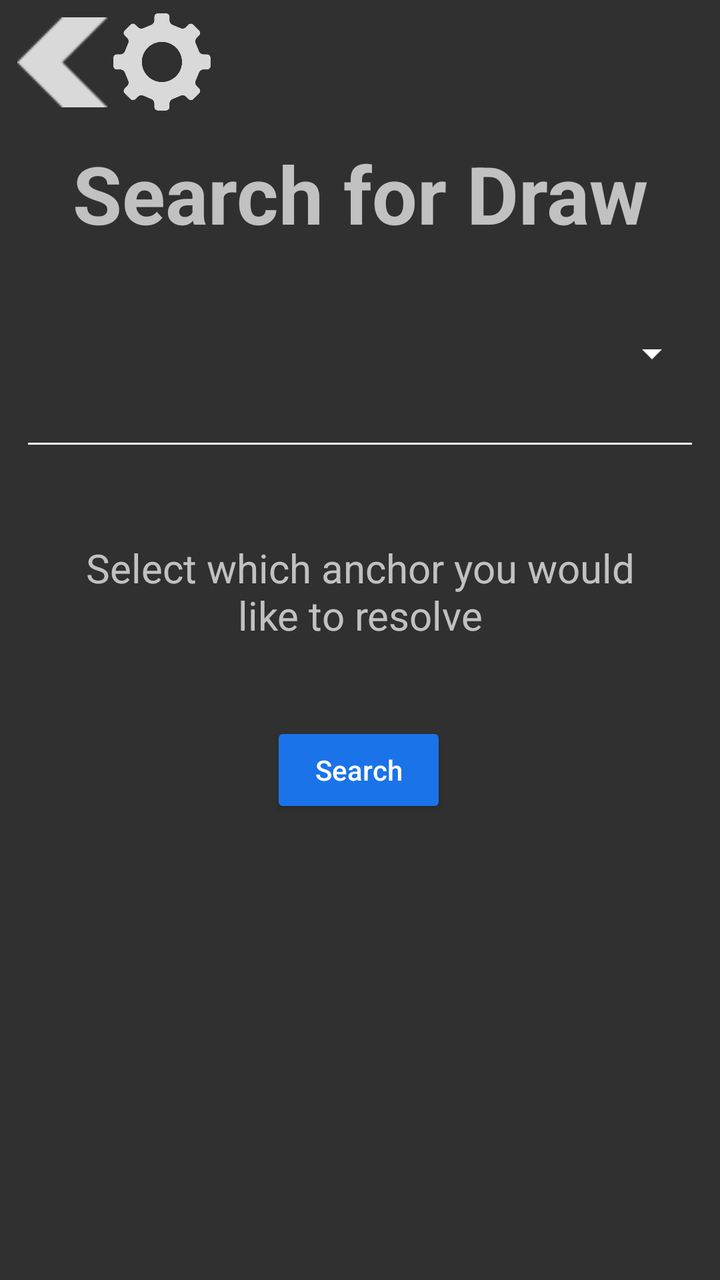
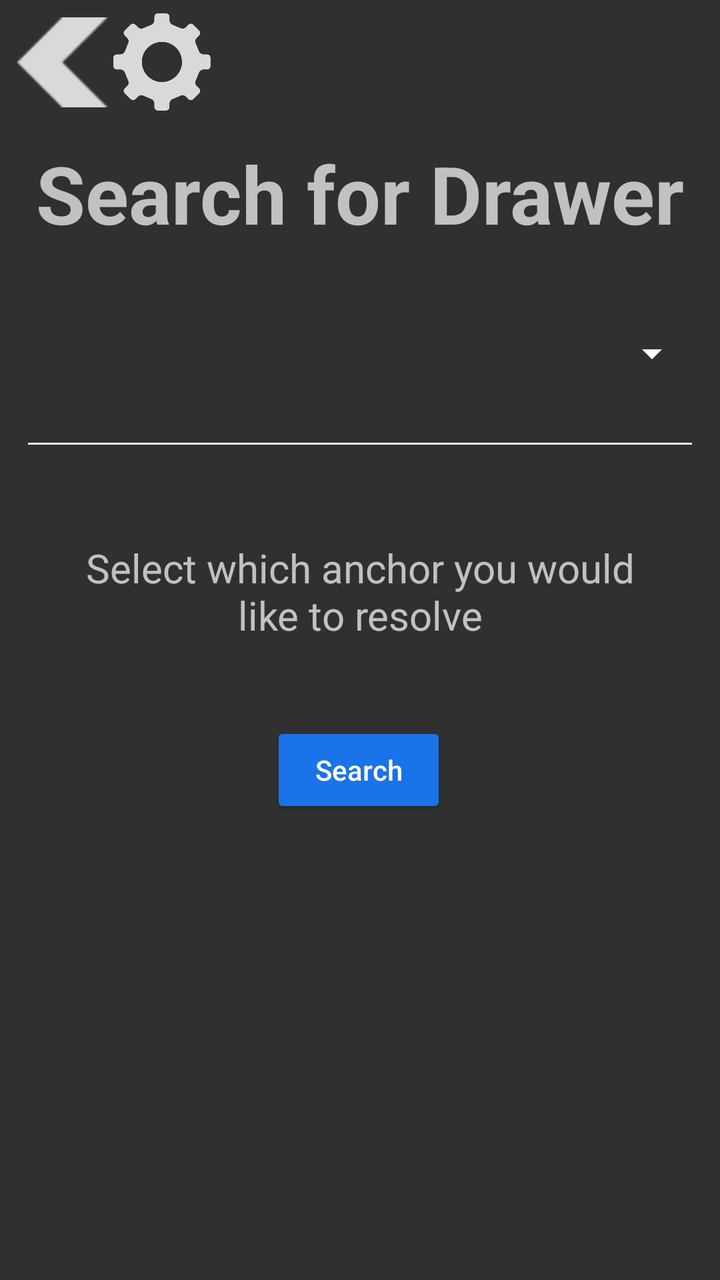

Two renders of the same Android screen: before a commit and after it. Below are the layout's source before the change and the commit's diff.
<!-- AndroidManifest.xml: activity theme Theme.AppCompat.NoActionBar -->
<!-- res/layout/activity_resolve_lobby.xml -->
<androidx.constraintlayout.widget.ConstraintLayout xmlns:android="http://schemas.android.com/apk/res/android"
    xmlns:app="http://schemas.android.com/apk/res-auto"
    xmlns:card_view="http://schemas.android.com/tools"
    xmlns:tools="http://schemas.android.com/tools"
    android:layout_width="match_parent"
    android:layout_height="match_parent"
    tools:context="com.google.ar.core.examples.java.persistentcloudanchor.SelectActivity">

    <ImageButton
        android:id="@+id/selectReturnIB"
        android:layout_width="50dp"
        android:layout_height="50dp"
        android:layout_marginStart="6dp"
        android:layout_marginTop="6dp"
        android:background="@android:color/transparent"
        android:padding="10dp"
        app:layout_constraintStart_toStartOf="parent"
        app:layout_constraintTop_toTopOf="parent"
        app:srcCompat="@drawable/arrow" />

    <ImageView
        android:id="@+id/selectSettingsIV"
        android:layout_width="50dp"
        android:layout_height="50dp"
        android:layout_marginTop="6dp"
        app:layout_constraintStart_toEndOf="@+id/selectReturnIB"
        app:layout_constraintTop_toTopOf="parent"
        app:srcCompat="@drawable/settings" />


    <TextView
        android:id="@+id/selectResolveTitleTV"
        android:layout_width="wrap_content"
        android:layout_height="wrap_content"
        android:paddingTop="70dp"
        android:text="@string/view_title_text"
        android:textSize="40sp"
        android:textStyle="bold"
        android:visibility="visible"
        app:layout_constraintLeft_toLeftOf="parent"
        app:layout_constraintRight_toRightOf="parent"
        app:layout_constraintTop_toTopOf="parent" />

    <TextView
        android:id="@+id/selectResolveDescriptionTV"
        android:layout_width="wrap_content"
        android:layout_height="wrap_content"
        android:gravity="center"
        android:padding="40dp"
        android:text="Select which anchor you would like to resolve"
        android:textSize="20sp"
        android:visibility="visible"
        app:layout_constraintEnd_toEndOf="parent"
        app:layout_constraintHorizontal_bias="1.0"
        app:layout_constraintStart_toStartOf="parent"
        app:layout_constraintTop_toBottomOf="@+id/select_anchors_spinner" />

    <Button
        android:id="@+id/selectBeginViewingB"
        android:layout_width="wrap_content"
        android:layout_height="wrap_content"
        android:text="@string/begin_Viewing_button_text"
        android:theme="@style/AppButtonTheme"
        android:visibility="visible"
        app:layout_constraintEnd_toEndOf="parent"
        app:layout_constraintHorizontal_bias="0.498"
        app:layout_constraintStart_toStartOf="parent"
        app:layout_constraintTop_toBottomOf="@+id/selectResolveDescriptionTV" />

    <Spinner
        android:id="@+id/select_anchors_spinner"
        style="@style/Widget.AppCompat.Spinner.Underlined"
        android:layout_width="340dp"
        android:layout_height="107dp"
        android:backgroundTint="@color/white"
        android:spinnerMode="dialog"
        app:layout_constraintEnd_toEndOf="parent"
        app:layout_constraintStart_toStartOf="parent"
        app:layout_constraintTop_toBottomOf="@+id/selectResolveTitleTV" />


</androidx.constraintlayout.widget.ConstraintLayout>
<!-- resources referenced by this layout -->
<resources>
  <color name="white">#FFFFFFFF</color>
  <!-- drawable arrow: png bitmap (drawable, 971 bytes) -->
  <!-- drawable settings: png bitmap (drawable, 39164 bytes) -->
  <string name="begin_Viewing_button_text">Search</string>
  <string name="view_title_text">Search for Draw</string>
  <style name="AppButtonTheme" parent="Widget.AppCompat.Button.Colored">
      <item name="colorButtonNormal">#1A73E8</item>
      <item name="android:textAllCaps">false</item>
    </style>
</resources>

<!-- the commit's change to res/layout/activity_resolve_lobby.xml (unified diff, before → after) -->
@@ -33,7 +33,7 @@
         android:layout_width="wrap_content"
         android:layout_height="wrap_content"
         android:paddingTop="70dp"
-        android:text="@string/view_title_text"
+        android:text="@string/resolve_lobby_title"
         android:textSize="40sp"
         android:textStyle="bold"
         android:visibility="visible"
@@ -47,7 +47,7 @@
         android:layout_height="wrap_content"
         android:gravity="center"
         android:padding="40dp"
-        android:text="Select which anchor you would like to resolve"
+        android:text="@string/resolve_lobby_description"
         android:textSize="20sp"
         android:visibility="visible"
         app:layout_constraintEnd_toEndOf="parent"
@@ -59,7 +59,7 @@
         android:id="@+id/selectBeginViewingB"
         android:layout_width="wrap_content"
         android:layout_height="wrap_content"
-        android:text="@string/begin_Viewing_button_text"
+        android:text="@string/search"
         android:theme="@style/AppButtonTheme"
         android:visibility="visible"
         app:layout_constraintEnd_toEndOf="parent"
<!-- resource entries referenced after the edit -->
@@ -3,8 +3,9 @@
   <color name="white">#FFFFFFFF</color>
   <!-- drawable arrow: png bitmap (drawable, 971 bytes) -->
   <!-- drawable settings: png bitmap (drawable, 39164 bytes) -->
-  <string name="begin_Viewing_button_text">Search</string>
-  <string name="view_title_text">Search for Draw</string>
+  <string name="resolve_lobby_description">Select which anchor you would like to resolve</string>
+  <string name="resolve_lobby_title">Search for Drawer</string>
+  <string name="search">Search</string>
   <style name="AppButtonTheme" parent="Widget.AppCompat.Button.Colored">
       <item name="colorButtonNormal">#1A73E8</item>
       <item name="android:textAllCaps">false</item>
